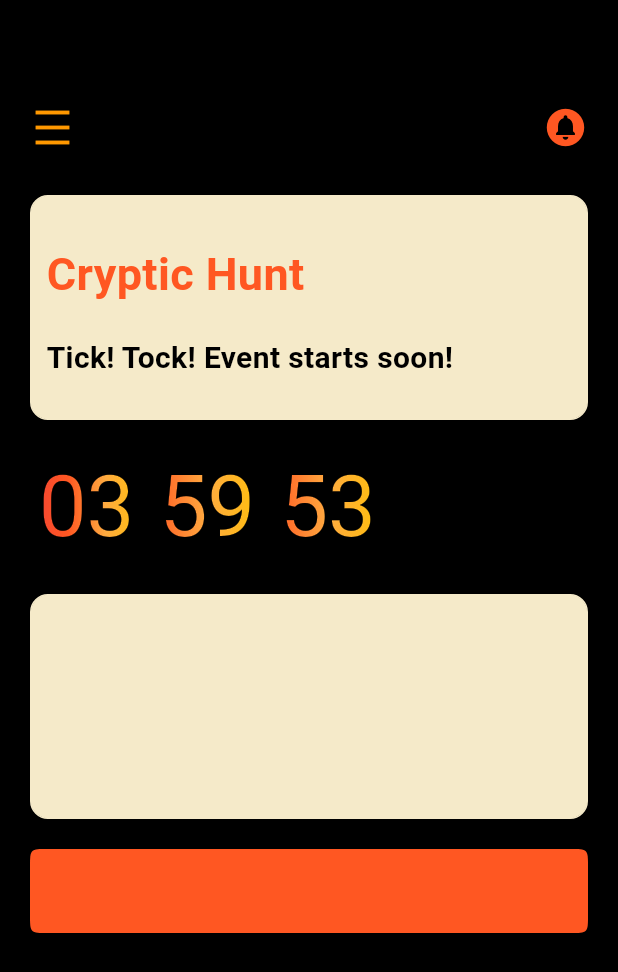
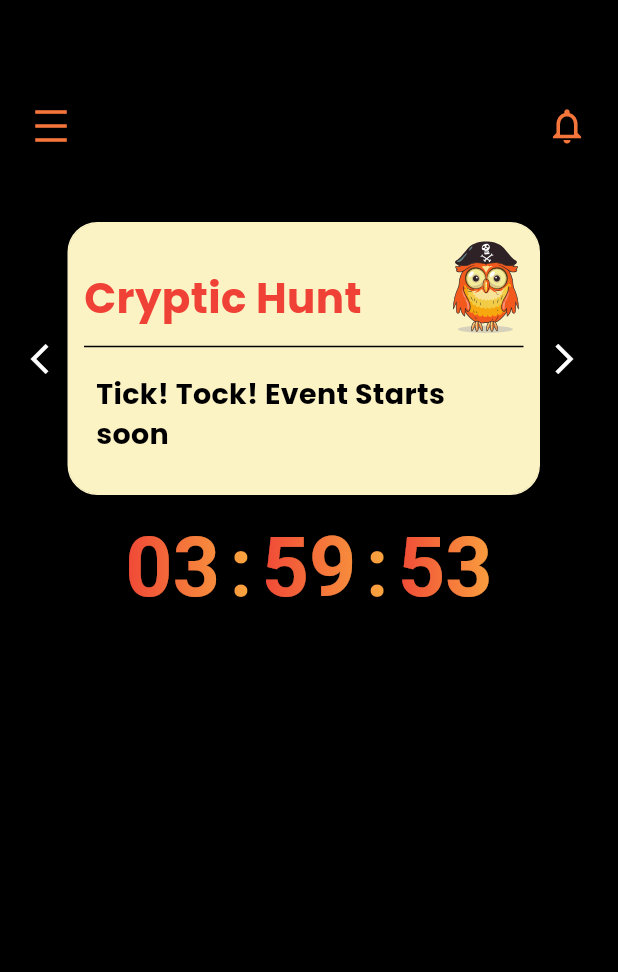
Before and after one commit to harshitaak07/Timer, a Flutter app: the screen it shows after launch, on a phone screen of 412 x 824 dp. Shown: the top 972 px of the screen. Run offline on Flutter 3.47's test engine with Material 2 defaults, Android fonts, the phone set to English and light mode, and no system bars; our stand-ins replace flutter_svg.

Commit message:
changed ui

```diff
--- a/lib/countdown.dart
+++ b/lib/countdown.dart
@@ -3,15 +3,16 @@ import 'dart:async'; // for asynchronous primitives
 import 'package:flutter/material.dart';
 
 // ignore: camel_case_types
-class countdown extends StatefulWidget { // declares class for widget
-  const countdown({  // to declare named paraemeters
+class countdown extends StatefulWidget {
+  // declares class for widget
+  const countdown({
+    // to declare named paraemeters
     super.key,
     required this.deadline, // required states that these parameteres are required in the functions
-    }) ;
+  });
 
-    final DateTime deadline;  // declares the variables according to specific type
+  final DateTime deadline; // declares the variables according to specific type
   // final states that the values are going to be constant and won't be changed
-
 
   @override
   State<countdown> createState() => countdownState();
@@ -19,121 +20,131 @@ class countdown extends StatefulWidget { // declares class for widget
 
 // ignore: camel_case_types
 class countdownState extends State<countdown> {
-  late Timer timer; // declares variables, late states that variables will be used later in program, non nullable
+  late Timer
+      timer; // declares variables, late states that variables will be used later in program, non nullable
   Duration duration = const Duration();
 
   @override // initializes state, sets timer
-  void initState(){
+  void initState() {
     timer = Timer.periodic(
-      const Duration(seconds: 1), (_) => setCountDown(widget.deadline), // calls setCoundDown
+      const Duration(seconds: 1),
+      (_) => setCountDown(widget.deadline), // calls setCoundDown
     );
     super.initState();
   }
 
-
   @override // Clears lifecycle; Ends timer
-  void dispose(){
+  void dispose() {
     timer.cancel();
     super.dispose();
   }
 
-  void setCountDown(DateTime deadline){ // deadline passed as a parameter
+  void setCountDown(DateTime deadline) {
+    // deadline passed as a parameter
     final current = DateTime.now();
     final timeRemaining = deadline.difference(current).inSeconds;
-    setState(()  => duration = Duration(seconds: timeRemaining));
+    setState(() => duration = Duration(seconds: timeRemaining));
   }
-
 
   @override
   Widget build(BuildContext context) {
     // ignore: unused_local_variable
     final hours = DefaultTextStyle(
-      style: Theme.of(context).textTheme.displayLarge!,
+      style: const TextStyle(
+        fontWeight: FontWeight.w600,
+        fontSize: 55,
+        wordSpacing: 16,
+      ),
       child: Text(
-        duration.inHours.toString().padLeft(2,'0'),
+        duration.inHours.toString().padLeft(2, '0'),
+        textAlign: TextAlign.center,
       ),
     );
 
     // ignore: unused_local_variable
     final minutes = DefaultTextStyle(
-      style: Theme.of(context).textTheme.displayLarge!,
+      style: const TextStyle(
+        fontWeight: FontWeight.w600,
+        fontSize: 55,
+        wordSpacing: 16,
+      ),
       child: Text(
-        duration.inMinutes.remainder(60).toString().padLeft(2,'0'),
+        duration.inMinutes.remainder(60).toString().padLeft(2, '0'),
+        textAlign: TextAlign.center,
       ),
     );
 
     // ignore: unused_local_variable
     final seconds = DefaultTextStyle(
-      style: Theme.of(context).textTheme.displayLarge!,
+      style: const TextStyle(
+        fontWeight: FontWeight.w600,
+        fontSize: 55,
+        wordSpacing: 16,
+      ),
       child: Text(
-        duration.inSeconds.remainder(60).toString().padLeft(2,'0'),
+        duration.inSeconds.remainder(60).toString().padLeft(2, '0'),
+        textAlign: TextAlign.center,
       ),
     );
 
     // how the body of countdown timer would look
     return Center(
       child: Row(
+          mainAxisAlignment: MainAxisAlignment.center,
         children: <Widget>[
           ShaderMask(
               blendMode: BlendMode.srcIn,
-          shaderCallback: (Rect bounds) =>
-            const LinearGradient(
-              colors: [Colors.red, Colors.deepOrange, Colors.orangeAccent, Colors.amber,],
+              shaderCallback: (Rect bounds) => const LinearGradient(
+                    colors: [Color(0xFFEF4136), Color(0xFFFAA83F)],
                   ).createShader(
-                Rect.fromLTWH(
-                  0,
-                  0,
-                  bounds.width,
-                  bounds.height
-                  )
-              ),
-              child: Padding(
+                      Rect.fromLTWH(0, 0, bounds.width, bounds.height)),
+              child: Row(
+                children: <Widget>[
+                  Padding(
                     padding: const EdgeInsets.all(6.0),
                     child: hours,
+                  ),
+                  const Text(
+                    style: TextStyle(
+                      fontSize: 55,
+                      fontWeight: FontWeight.bold,
+                    ),
+                    ":",
+                  ),
+                ],
               )
-        ),
-        const SizedBox(
-          width: 5.0,
               ),
           ShaderMask(
               blendMode: BlendMode.srcIn,
-          shaderCallback: (Rect bounds) =>
-            const LinearGradient(
-              colors: [Colors.deepOrange, Colors.orangeAccent, Colors.amber],
+              shaderCallback: (Rect bounds) => const LinearGradient(
+                    colors: [Color(0xFFEF4136), Color(0xFFFAA83F)],
                   ).createShader(
-                Rect.fromLTWH(
-                  0,
-                  0,
-                  bounds.width,
-                  bounds.height
-                  )
-              ),
-              child: Padding(
+                      Rect.fromLTWH(0, 0, bounds.width, bounds.height)),
+              child: Row(
+                children: <Widget>[
+                  Padding(
                     padding: const EdgeInsets.all(6.0),
                     child: minutes,
-              )
                   ),
-        const SizedBox(
-          width: 5.0,
+                  const Text(
+                    style: TextStyle(
+                      fontSize: 55,
+                      fontWeight: FontWeight.bold,
                     ),
+                    ":",
+                  ),
+                ],
+              )),
           ShaderMask(
               blendMode: BlendMode.srcIn,
-          shaderCallback: (Rect bounds) =>
-            const LinearGradient(
-              colors: [Colors.deepOrange, Colors.orangeAccent, Colors.amber],
+              shaderCallback: (Rect bounds) => const LinearGradient(
+                    colors: [Color(0xFFEF4136), Color(0xFFFAA83F)],
                   ).createShader(
-                Rect.fromLTWH(
-                  0,
-                  0,
-                  bounds.width,
-                  bounds.height
-                  )
-              ),
+                      Rect.fromLTWH(0, 0, bounds.width, bounds.height)),
               child: Padding(
                 padding: const EdgeInsets.all(6.0),
                 child: seconds,
-              )
-        ),
+              )),
         ],
       ),
     );
--- a/lib/main.dart
+++ b/lib/main.dart
@@ -1,5 +1,6 @@
 import 'package:flutter/material.dart';
 import 'package:timer_cryptic_hunt/countdown.dart';
+import 'package:flutter_svg/svg.dart';
 
 void main() {
   runApp(const timer_cryptic_hunt());
@@ -8,8 +9,6 @@ void main() {
 // ignore: camel_case_types
 class timer_cryptic_hunt extends StatelessWidget {
   const timer_cryptic_hunt({super.key});
-
-  // This widget is the root of your application.
   @override
   Widget build(BuildContext context) {
     return MaterialApp(
@@ -32,96 +31,136 @@ class timer_cryptic_hunt extends StatelessWidget {
                   children: <Widget>[
                     Icon(
                       Icons.density_medium_outlined,
-                  color: Colors.orange,
-                  size: 30.0,
+                      color: Color(0xFFF5753B),
+                      size: 28.0,
                     ),
                     Icon(
-                  Icons.circle_notifications,
-                  color: Colors.deepOrange,
-                  size: 30.0,
+                      Icons.notifications_none,
+                      color: Color(0xFFF5753B),
+                      size: 28.0,
                     ),
                   ],
                 ),
                 const SizedBox(
-              height: 30.0,
+                  height: 50.0,
+                ),
+                Row(
+                  children: <Widget>[
+                    const SizedBox(
+                      height: 26,
+                      width: 25,
+                      child: Icon(
+                        Icons.arrow_back_ios,
+                        color: Colors.white,
+                      ),
                     ),
                     Container(
-              padding: const EdgeInsets.all(10.0),
-              height: 150,
-              width: 400,
+                      height: 182,
+                      width: 315,
                       decoration: BoxDecoration(
-                color: const Color.fromARGB(255, 245, 234, 201),
+                        color: const Color(0xFFFCF3C5),
                         border: Border.all(
-                  color: const Color.fromARGB(255, 245, 234, 201),
+                          color: const Color(0xFFFCF3C5),
                         ),
-                borderRadius: const BorderRadius.all(Radius.circular(12.0)),
+                        borderRadius:
+                            const BorderRadius.all(Radius.circular(20.0)),
                       ),
-              child: const Column(
+                      child: Padding(
+                        padding: const EdgeInsets.all(10),
+                        child: Container(
+                          height: 118.88,
+                          width: 294,
+                          color: const Color(0xFFFCF3C5),
+                          child: Column(
+                            children: <Widget>[
+                              Row(
+                                children: <Widget>[
+                                  const Column(
                                     children: <Widget>[
                                       SizedBox(
-                      height: 20.0,
+                                        height: 15,
                                       ),
-                  Align(
-                    alignment: Alignment.topLeft,
-                    child: Text(
+                                      Text(
                                         'Cryptic Hunt',
                                         style: TextStyle(
-                    color: Colors.deepOrange,
+                                          color: Color(0xFFEF4136),
                                           fontWeight: FontWeight.bold,
-                    fontSize: 30,
+                                          fontSize: 28,
+                                          fontFamily: 'Poppins',
                                         ),
-                    )
+                                        textAlign: TextAlign.left,
                                       ),
-                    SizedBox(
-                      height: 20.0,
-                    ),
-                    Align(
+                                      /*
+                                      Stack(
                                           alignment: Alignment.topLeft,
+                                          children: <Widget>[
+                                            Positioned(
+                                              left: 200,
+                                              top: 400,
                                               child: Text(
-                    'Tick! Tock! Event starts soon!',
+                                                'Phase 1',
                                                 style: TextStyle(
                                                     color: Colors.black,
+                                                    fontSize: 14,
                                                     fontWeight: FontWeight.bold,
-                    fontSize: 20,
+                                                    fontFamily: 'Poppins'),
+                                                textAlign: TextAlign.left,
                                               ),
-                    )
                                             ),
-                ]
+                                          ])
+                                          */
+
+                                    ],
+                                  ),
+                                  const Expanded(child: SizedBox()),
+                                  SvgPicture.asset('assets/g12.svg')
+                                ],
+                              ),
+                              const Divider(
+                                color: Colors.black,
+                              ),
+                              const Padding(
+                                padding: EdgeInsets.symmetric(
+                                    horizontal: 8.0, vertical: 10.0),
+                                child: Text(
+                                  'Tick! Tock! Event Starts soon',
+                                  style: TextStyle(
+                                    fontSize: 19,
+                                    color: Colors.black,
+                                    fontWeight: FontWeight.bold,
+                                    fontFamily: 'Poppins',
+                                  ),
+                                ),
+                              ),
+                            ],
+                          ),
+                        ),
                       ),
                     ),
                     const SizedBox(
-              height: 20.0,
+                      width: 2.2,
                     ),
-            Container(
-              alignment: Alignment.center,
-              child: countdown(
-              deadline: DateTime.now().add(const Duration(hours: 4),)
+                    const SizedBox(
+                      height: 26,
+                      width: 28,
+                      child: Icon(
+                        Icons.arrow_forward_ios,
+                        color: Colors.white,
                       ),
                     ),
-            const SizedBox(
-              height: 20.0,
-            ),
-            Container(
-              height: 150.0,
-              decoration: BoxDecoration(
-                color: const Color.fromARGB(255, 245, 234, 201),
-                border: Border.all(
-                  color: const Color.fromARGB(255, 245, 234, 201),
-                ),
-                borderRadius: const BorderRadius.all(Radius.circular(12.0)),
-              ),
+                  ],
                 ),
                 const SizedBox(
-              height: 20.0,
+                  height: 10,
                 ),
-            AppBar(
-              backgroundColor: Colors.deepOrange,
-              shape: ContinuousRectangleBorder(
-                borderRadius: BorderRadius.circular(12.0)),
-            )
+                SizedBox(
+                  height: 66,
+                  width: 315,
+                  child: countdown(
+                      deadline: DateTime.now().add(const Duration(hours: 4))),
+                ),
               ],
-        )
-      ),
+            )),
       ),
     );
   }
```
Also changed, not shown: pubspec.yaml (+8 -6 lines), assets/Fonts/Poppins-Regular.ttf (added), assets/g12.svg (added), pubspec.lock, 1 other file. Lines whose indentation alone changed are shown as unchanged.
